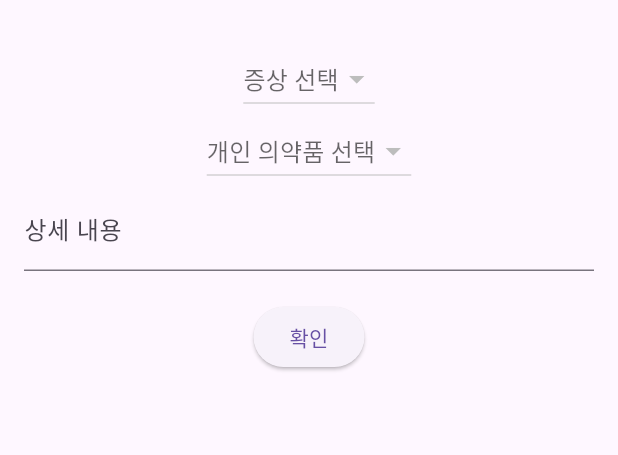
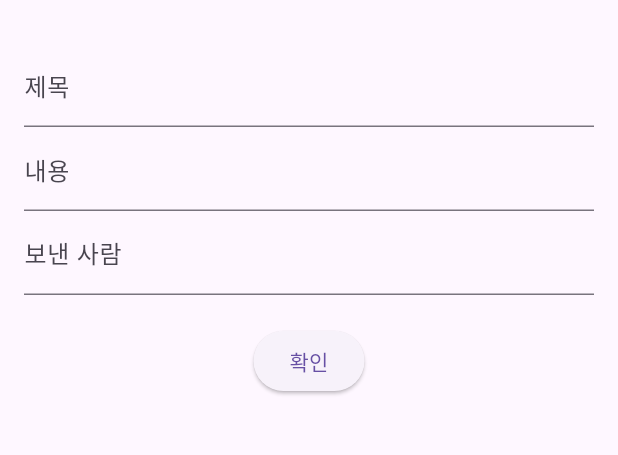
Before and after one commit to junghyunsoo24/flutter_blockchain_medical_web_app, a Flutter app: the DoctorHomeScreen screen opened directly, after a tap on the "send to mobile" icon, on a phone screen of 412 x 824 dp, the part 65-520 px from its top. Run offline on Flutter 3.47's test engine with Material 3 defaults, Android fonts, the phone set to English and light mode, and no system bars; our stand-ins replace carousel_slider, cloud_firestore, drift, expandable_text, firebase_core, firebase_messaging and 8 more; accounts and stored records are empty; generated files the repository leaves out were written again.

Commit message:
feat: 데이터 전송시 윈도우와 모바일 클래스 분리

```diff
--- a/lib/data.dart
+++ b/lib/data.dart
@@ -10,7 +10,7 @@ const emulatorIp = '10.0.2.2:3000';
 
 //const realPhoneIp = '172.30.67.135:8080';
 const webIp = 'localhost:8080';
-const realPhoneIp = '172.30.1.34:8080';
+const realPhoneIp = '172.30.67.135:8080';
 String getIp() {
   if (Platform.isAndroid) {
     return realPhoneIp;
--- /dev/null
+++ b/lib/deliver/view/phone_deliver_screen.dart
@@ -0,0 +1,99 @@
+import 'package:firebase_messaging/firebase_messaging.dart';
+import 'package:flutter/material.dart';
+import 'package:cloud_firestore/cloud_firestore.dart';
+import 'package:flutter_local_notifications/flutter_local_notifications.dart';
+import 'package:get_it/get_it.dart';
+
+import '../../notification.dart';
+
+class PhoneDeliverScreen extends StatefulWidget {
+
+  @override
+  _PhoneDeliverScreenState createState() => _PhoneDeliverScreenState();
+}
+
+class _PhoneDeliverScreenState extends State<PhoneDeliverScreen> {
+  final Stream<QuerySnapshot> _messagesStream = FirebaseFirestore.instance.collection('medical').snapshots();
+  bool _isInitialLoadComplete = false;
+
+  final TextEditingController _titleController = TextEditingController();
+  final TextEditingController _bodyController = TextEditingController();
+  final TextEditingController _senderController = TextEditingController();
+
+  void getMyDeviceToken() async {
+    final token = await FirebaseMessaging.instance.getToken();
+    print("내 디바이스 토큰: $token");
+  }
+
+  @override
+  void initState(){
+    super.initState();
+
+    _messagesStream.listen((querySnapshot) {
+      if (_isInitialLoadComplete) {
+        for (var change in querySnapshot.docChanges) {
+          if (change.type == DocumentChangeType.added) {
+            Map<String, dynamic> data = change.doc.data() as Map<String, dynamic>;
+            FlutterLocalNotification.showNotification(data);
+          }
+        }
+      } else {
+        _isInitialLoadComplete = true;
+      }
+    });
+    FlutterLocalNotification.init();
+  }
+
+  @override
+  Widget build(BuildContext context) {
+    return Scaffold(
+      appBar: AppBar(
+        title: Text('메시지 전송'),
+      ),
+      body: Padding(
+        padding: const EdgeInsets.all(16.0),
+        child: Column(
+          children: [
+            TextField(
+              controller: _titleController,
+              decoration: InputDecoration(labelText: '제목'),
+            ),
+            TextField(
+              controller: _bodyController,
+              decoration: InputDecoration(labelText: '내용'),
+            ),
+            TextField(
+              controller: _senderController,
+              decoration: InputDecoration(labelText: '보낸 사람'),
+            ),
+            SizedBox(height: 20),
+            ElevatedButton(
+              onPressed: () async {
+                // Firestore에 데이터 추가
+                await FirebaseFirestore.instance.collection('medical').add({
+                  'title': _titleController.text,
+                  'body': _bodyController.text,
+                  'sender': _senderController.text,
+                });
+                // 데이터 추가 후, 필드 초기화
+                _titleController.clear();
+                _bodyController.clear();
+                _senderController.clear();
+                // 선택적으로 성공 메시지 표시나 다른 화면으로의 이동 로직 추가
+              },
+              child: Text('확인'),
+            ),
+          ],
+        ),
+      ),
+    );
+  }
+
+  @override
+  void dispose() {
+    _titleController.dispose();
+    _bodyController.dispose();
+    _senderController.dispose();
+    super.dispose();
+  }
+}
--- a/lib/deliver/view/deliver_screen.dart
+++ b/lib/deliver/view/web_deliver_screen.dart
@@ -9,13 +9,13 @@ import '../../notification.dart';
 import '../../personalMedicine/model/personal_medicine.dart';
 import '../../symptom/model/symptom.dart';
 
-class DeliverScreen extends StatefulWidget {
+class WebDeliverScreen extends StatefulWidget {
 
   @override
-  _DeliverScreenState createState() => _DeliverScreenState();
+  _WebDeliverScreenState createState() => _WebDeliverScreenState();
 }
 
-class _DeliverScreenState extends State<DeliverScreen> {
+class _WebDeliverScreenState extends State<WebDeliverScreen> {
   final Stream<QuerySnapshot> _messagesStream = FirebaseFirestore.instance.collection('medicalTest').snapshots();
   bool _isInitialLoadComplete = false;
 
--- a/lib/home/view/doctor_home_screen.dart
+++ b/lib/home/view/doctor_home_screen.dart
@@ -1,7 +1,7 @@
 import 'package:expandable_text/expandable_text.dart';
 import 'package:flutter/material.dart';
 import 'package:flutter_riverpod/flutter_riverpod.dart';
-import '../../deliver/view/deliver_screen.dart';
+import '../../deliver/view/phone_deliver_screen.dart';
 
 class DoctorHomeScreen extends ConsumerWidget {
   const DoctorHomeScreen({Key? key}) : super(key: key);
@@ -108,7 +108,7 @@ class DoctorHomeScreen extends ConsumerWidget {
                               onPressed: () {
                                 Navigator.push(
                                   context,
-                                  MaterialPageRoute(builder: (context) => DeliverScreen()),
+                                  MaterialPageRoute(builder: (context) => PhoneDeliverScreen()),
                                 );
                               },
                             ),
--- a/lib/home/view/home_screen.dart
+++ b/lib/home/view/home_screen.dart
@@ -2,13 +2,13 @@ import 'package:carousel_slider/carousel_slider.dart';
 import 'package:expandable_text/expandable_text.dart';
 import 'package:flutter/material.dart';
 import 'package:flutter_riverpod/flutter_riverpod.dart';
-import 'package:portfolio_flutter_blockchain_medical_web_app/deliver/view/deliver_screen.dart';
 import 'package:portfolio_flutter_blockchain_medical_web_app/emergency/view/emergency_screen.dart';
 import 'package:portfolio_flutter_blockchain_medical_web_app/medication/view/DetailScreen.dart';
 import 'package:portfolio_flutter_blockchain_medical_web_app/medication/view/prescription_history_list.dart';
 import 'package:portfolio_flutter_blockchain_medical_web_app/personalMedicine/view/personal_medicine_list_screen.dart';
 import 'package:portfolio_flutter_blockchain_medical_web_app/symptom/view/symptom_list_screen.dart';
 
+import '../../deliver/view/web_deliver_screen.dart';
 import '../../emergency/view/emergency_list_screen.dart';
 
 class HomeScreen extends ConsumerWidget {
@@ -152,7 +152,7 @@ class HomeScreen extends ConsumerWidget {
                               onPressed: () {
                                 Navigator.push(
                                   context,
-                                  MaterialPageRoute(builder: (context) => DeliverScreen()),
+                                  MaterialPageRoute(builder: (context) => WebDeliverScreen()),
                                 );
                               },
                             ),
```
Also changed, not shown: pubspec.lock.
